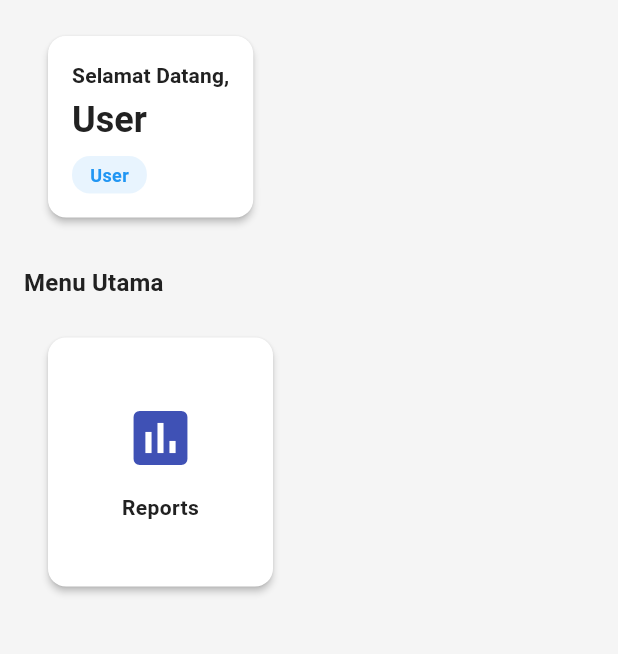
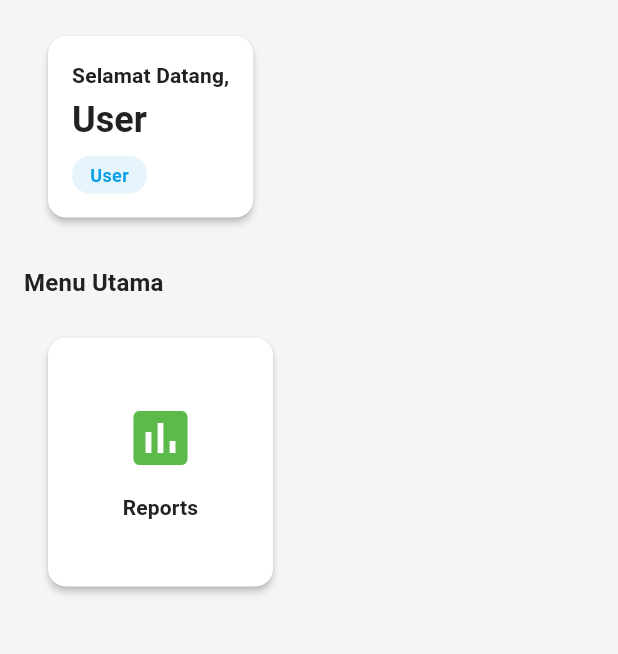
Before and after one commit to D4marp/Gaspi-App, a Flutter app: the UnauthorizedPage screen opened by its route, after a tap on "Kembali ke Home", on a phone screen of 412 x 824 dp, the part 84-738 px from its top. Run offline on Flutter 3.47's test engine with Material 3 defaults, Android fonts, the phone set to English and light mode, and no system bars; our stand-ins replace dio, equatable, flutter_riverpod, flutter_secure_storage, go_router, riverpod_annotation and 1 more; accounts and stored records are empty; generated files the repository leaves out were written again; network calls fail.

```diff
--- a/lib/core/router/app_router.dart
+++ b/lib/core/router/app_router.dart
@@ -4,6 +4,7 @@ import 'package:go_router/go_router.dart';
 import '../../features/auth/presentation/pages/login_page.dart';
 import '../../features/auth/presentation/providers/auth_provider.dart';
 import '../../features/delivery_order/presentation/pages/delivery_order_page.dart';
+import '../theme/app_theme.dart';
 
 /// Router Provider dengan RBAC
 final routerProvider = Provider<GoRouter>((ref) {
@@ -139,13 +140,13 @@ class HomePage extends ConsumerWidget {
                         vertical: 4,
                       ),
                       decoration: BoxDecoration(
-                        color: Colors.blue.withOpacity(0.1),
+                        color: AppTheme.primaryColor.withOpacity(0.1),
                         borderRadius: BorderRadius.circular(12),
                       ),
                       child: Text(
                         user?.role.displayName ?? 'User',
                         style: const TextStyle(
-                          color: Colors.blue,
+                          color: AppTheme.primaryColor,
                           fontSize: 12,
                           fontWeight: FontWeight.w600,
                         ),
@@ -176,14 +177,14 @@ class HomePage extends ConsumerWidget {
                     _MenuCard(
                       icon: Icons.local_shipping,
                       title: 'Delivery Order',
-                      color: Colors.blue,
+                      color: AppTheme.primaryColor,
                       onTap: () => context.push('/delivery-orders'),
                     ),
                   if (user?.role.hasPermission('inventory', 'view') ?? false)
                     _MenuCard(
                       icon: Icons.inventory_2,
                       title: 'Inventory',
-                      color: Colors.green,
+                      color: AppTheme.secondaryColor,
                       onTap: () {
                         // TODO: Navigate to inventory
                       },
@@ -192,7 +193,7 @@ class HomePage extends ConsumerWidget {
                     _MenuCard(
                       icon: Icons.devices_other,
                       title: 'Asset Tracking',
-                      color: Colors.orange,
+                      color: AppTheme.warningColor,
                       onTap: () {
                         // TODO: Navigate to asset
                       },
@@ -201,20 +202,20 @@ class HomePage extends ConsumerWidget {
                     _MenuCard(
                       icon: Icons.build,
                       title: 'Maintenance',
-                      color: Colors.purple,
+                      color: AppTheme.tertiaryColor,
                       onTap: () => context.push('/maintenance'),
                     ),
                   if (user?.role.isAdmin ?? false)
                     _MenuCard(
                       icon: Icons.people,
                       title: 'Users',
-                      color: Colors.teal,
+                      color: AppTheme.infoColor,
                       onTap: () => context.push('/users'),
                     ),
                   _MenuCard(
                     icon: Icons.assessment,
                     title: 'Reports',
-                    color: Colors.indigo,
+                    color: AppTheme.successColor,
                     onTap: () {
                       // TODO: Navigate to reports
                     },
@@ -257,8 +258,7 @@ class _MenuCard extends StatelessWidget {
             Text(
               title,
               textAlign: TextAlign.center,
-              style: const TextStyle(
-                fontSize: 14,
+              style: Theme.of(context).textTheme.labelLarge?.copyWith(
                 fontWeight: FontWeight.w600,
               ),
             ),
@@ -305,11 +305,11 @@ class UnauthorizedPage extends StatelessWidget {
         child: Column(
           mainAxisAlignment: MainAxisAlignment.center,
           children: [
-            const Icon(Icons.lock_outline, size: 64, color: Colors.red),
+            Icon(Icons.lock_outline, size: 64, color: AppTheme.errorColor),
             const SizedBox(height: 16),
-            const Text(
+            Text(
               'Anda tidak memiliki akses ke halaman ini',
-              style: TextStyle(fontSize: 16),
+              style: Theme.of(context).textTheme.bodyLarge,
             ),
             const SizedBox(height: 24),
             ElevatedButton(
--- a/pubspec.yaml
+++ b/pubspec.yaml
@@ -69,3 +69,7 @@ flutter:
           weight: 700
         - asset: assets/fonts/NunitoSans-ExtraBold.ttf
           weight: 800
+
+flutter_gen:
+  output: lib/core/gen/
+  line_length: 80
```
Also changed, not shown: lib/core/gen/assets.gen.dart (+166 -78 lines), lib/features/delivery_order/presentation/pages/delivery_order_page.dart (+25 -26 lines), lib/gen/assets.gen.dart (deleted, +0 -156 lines), .fluttergen.yaml (added), assets/icons/box.svg (renamed from assets/icons/vuesax/bold/box.svg), assets/icons/convert-3d-cube.svg (renamed from assets/icons/vuesax/bold/convert-3d-cube.svg), assets/icons/document-text.svg (renamed from assets/icons/vuesax/bold/document-text.svg), assets/icons/mdi_gas-cylinder.svg (renamed from assets/icons/vuesax/mdi_gas-cylinder.svg), assets/icons/menu.svg (renamed from assets/icons/vuesax/vuesax/bold/menu.svg), assets/icons/people.svg (renamed from assets/icons/vuesax/vuesax/bold/people.svg), assets/icons/shield-tick.svg (renamed from assets/icons/vuesax/vuesax/bold/shield-tick.svg), assets/icons/shop.svg (renamed from assets/icons/vuesax/bold/shop.svg), assets/icons/stickynote.svg (renamed from assets/icons/vuesax/vuesax/bold/stickynote.svg), assets/icons/task.svg (renamed from assets/icons/vuesax/vuesax/bold/task.svg), 4 more files.
